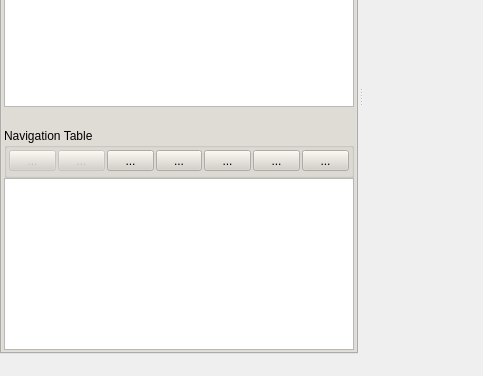
Old version of the form Xedi/Xedithor/mainwindow.ui in the repository ancoldsun/xedithor; both pictures show x 0 to 483 and y 180 to 556 of the 768 by 556 pixel window.
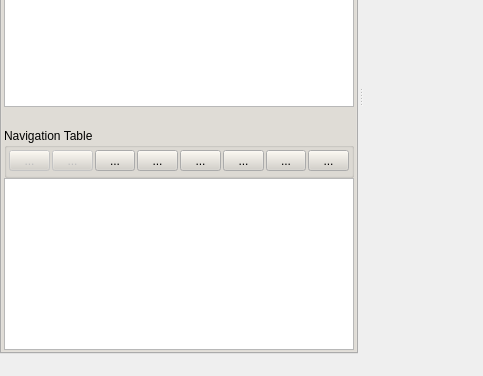
New version of the form. The open tabs and pages were chosen to show the change. Icons and pictures are not drawn.

Patch:
```diff
--- a/Xedi/Xedithor/mainwindow.ui
+++ b/Xedi/Xedithor/mainwindow.ui
@@ -852,6 +852,29 @@
                   </property>
                  </widget>
                 </item>
+                <item>
+                 <widget class="QToolButton" name="ft_navTable2_button8">
+                  <property name="sizePolicy">
+                   <sizepolicy hsizetype="Preferred" vsizetype="Fixed">
+                    <horstretch>0</horstretch>
+                    <verstretch>0</verstretch>
+                   </sizepolicy>
+                  </property>
+                  <property name="text">
+                   <string>...</string>
+                  </property>
+                  <property name="icon">
+                   <iconset resource="XedithorResources.qrc">
+                    <normaloff>:/images/Repair.png</normaloff>:/images/Repair.png</iconset>
+                  </property>
+                  <property name="iconSize">
+                   <size>
+                    <width>16</width>
+                    <height>17</height>
+                   </size>
+                  </property>
+                 </widget>
+                </item>
                </layout>
               </widget>
              </item>
```
